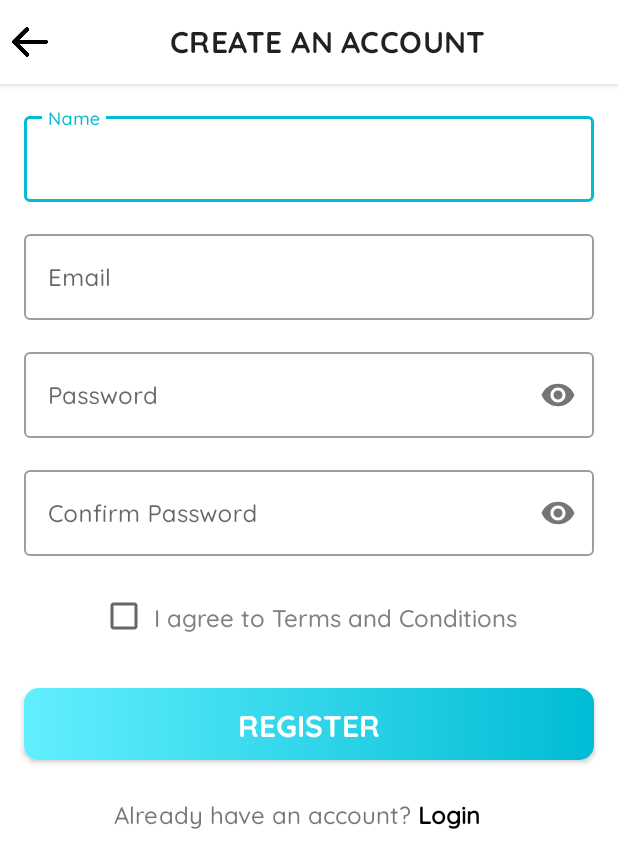
After one commit to Dhruv-Limbachiya/ShopKart, an Android app: the RegistrationActivity screen opened directly, with no data from a screen before it, on a phone screen of 412 x 824 dp. The commit adds this screen. Shown: the top 868 px of the screen. Run offline under Robolectric (Android 15) with nearby library versions, the phone set to English and light mode, and no system bars; our stand-ins replace data binding.

Commit message:
Registration screen design with input validation.

```diff
--- /dev/null
+++ b/app/src/main/java/com/example/shopkart/ui/activities/registration/RegistrationActivity.kt
@@ -0,0 +1,43 @@
+package com.example.shopkart.ui.activities.registration
+
+import android.os.Bundle
+import androidx.activity.viewModels
+import androidx.databinding.DataBindingUtil
+import com.example.shopkart.R
+import com.example.shopkart.databinding.ActivityRegistrationBinding
+import com.example.shopkart.ui.activities.BaseActivity
+import com.example.shopkart.util.Resource
+import com.example.shopkart.util.showSnackBar
+
+class RegistrationActivity : BaseActivity() {
+
+    private lateinit var mBinding: ActivityRegistrationBinding
+
+    private val mViewModel: RegistrationViewModel by viewModels()
+
+    override fun onCreate(savedInstanceState: Bundle?) {
+        super.onCreate(savedInstanceState)
+        mBinding = DataBindingUtil.setContentView(this,R.layout.activity_registration)
+        mBinding.viewModel = mViewModel
+        observeLiveEvents()
+    }
+
+    /**
+     * Observe changes in the LiveData.
+     */
+    fun observeLiveEvents() {
+        mViewModel.resource.observe(this) { res ->
+            when(res) {
+                is Resource.Success -> {
+                    showSnackBar(mBinding.root,res.data ?: "Success",false)
+                }
+                is Resource.Error -> {
+                    showSnackBar(mBinding.root,res.message ?: "An unknown error occurred.",true)
+                }
+                is Resource.Loading -> {
+                    // Todo : show progress bar.
+                }
+            }
+        }
+    }
+}
--- /dev/null
+++ b/app/src/main/java/com/example/shopkart/ui/activities/registration/RegistrationViewModel.kt
@@ -0,0 +1,63 @@
+package com.example.shopkart.ui.activities.registration
+
+import androidx.databinding.ObservableBoolean
+import androidx.lifecycle.LiveData
+import androidx.lifecycle.MutableLiveData
+import androidx.lifecycle.ViewModel
+import com.example.shopkart.util.ObservableString
+import com.example.shopkart.util.Resource
+
+/**
+ * Created By Dhruv Limbachiya on 13-10-2021 12:34.
+ */
+class RegistrationViewModel : ViewModel() {
+
+    var observableName = ObservableString()
+    var observableEmail = ObservableString()
+    var observablePassword = ObservableString()
+    var observableConfirmPassword = ObservableString()
+    var observableIsTermAndConditions = ObservableBoolean()
+
+    private var _resource = MutableLiveData<Resource<String>>()
+    val resource : LiveData<Resource<String>> = _resource
+
+    /**
+     * Method to validate user inputs for Registration screen.
+     */
+    private fun validateRegistrationDetails() : Boolean {
+        if(observableName.trimmed.isBlank()) {
+            _resource.postValue(Resource.Error("Please Enter Name"))
+            return false
+        }
+        else if(observableEmail.trimmed.isBlank()) {
+            _resource.postValue(Resource.Error("Please Enter Email"))
+            return false
+        }
+        else if(observablePassword.trimmed.isBlank()) {
+            _resource.postValue(Resource.Error("Please Enter Password"))
+            return false
+        }
+        else if(observableConfirmPassword.trimmed.isBlank()) {
+            _resource.postValue(Resource.Error("Please Enter Confirm Password"))
+            return false
+        }
+        else if(observablePassword.trimmed != observableConfirmPassword.trimmed) {
+            _resource.postValue(Resource.Error("Password doesn't match."))
+            return false
+        }
+        else if(!observableIsTermAndConditions.get()){
+           _resource.postValue(Resource.Error("Please agree to the terms and conditions"))
+            return false
+        }
+        return true
+    }
+
+    /**
+     * Method to register user in firebase.
+     */
+    fun registerUser() {
+        if(validateRegistrationDetails()) {
+            _resource.postValue(Resource.Success("Registration Successful"))
+        }
+    }
+}
--- a/app/src/main/java/com/example/shopkart/ui/activities/SplashActivity.kt
+++ b/app/src/main/java/com/example/shopkart/ui/activities/splash/SplashActivity.kt
@@ -1,9 +1,11 @@
-package com.example.shopkart.ui.activities
+package com.example.shopkart.ui.activities.splash
 
 import android.annotation.SuppressLint
 import android.content.Intent
 import android.os.Bundle
 import com.example.shopkart.R
+import com.example.shopkart.ui.activities.BaseActivity
+import com.example.shopkart.ui.activities.login.LoginActivity
 import kotlinx.coroutines.DelicateCoroutinesApi
 import kotlinx.coroutines.GlobalScope
 import kotlinx.coroutines.delay
--- /dev/null
+++ b/app/src/main/res/layout/activity_registration.xml
@@ -0,0 +1,190 @@
+<?xml version="1.0" encoding="utf-8"?>
+<layout xmlns:android="http://schemas.android.com/apk/res/android"
+    xmlns:tools="http://schemas.android.com/tools"
+    xmlns:app="http://schemas.android.com/apk/res-auto">
+
+    <data>
+        <variable
+            name="viewModel"
+            type="com.example.shopkart.ui.activities.registration.RegistrationViewModel" />
+    </data>
+
+    <androidx.coordinatorlayout.widget.CoordinatorLayout
+        android:layout_width="match_parent"
+        android:layout_height="match_parent"
+        tools:context=".ui.activities.registration.RegistrationActivity">
+
+        <com.google.android.material.appbar.AppBarLayout
+            android:layout_width="match_parent"
+            android:layout_height="?actionBarSize"
+            android:background="@color/white">
+
+            <androidx.appcompat.widget.LinearLayoutCompat
+                android:layout_width="match_parent"
+                android:layout_height="match_parent"
+                android:gravity="center_vertical"
+                android:paddingHorizontal="@dimen/dimen_8dp">
+
+                <androidx.appcompat.widget.AppCompatImageView
+                    android:layout_width="@dimen/dimen_24dp"
+                    android:layout_height="@dimen/dimen_24dp"
+                    android:src="@drawable/back_arrow_black" />
+
+                <androidx.appcompat.widget.AppCompatTextView
+                    android:layout_width="match_parent"
+                    android:layout_height="wrap_content"
+                    android:fontFamily="@font/quicksand_bold"
+                    android:gravity="center"
+                    android:includeFontPadding="false"
+                    android:text="@string/text_create_an_account"
+                    android:textAllCaps="true"
+                    android:textAppearance="@style/TextAppearance.MaterialComponents.Headline6" />
+
+            </androidx.appcompat.widget.LinearLayoutCompat>
+
+        </com.google.android.material.appbar.AppBarLayout>
+
+        <androidx.core.widget.NestedScrollView
+            android:layout_width="match_parent"
+            android:layout_height="match_parent"
+            app:layout_behavior="com.google.android.material.appbar.AppBarLayout$ScrollingViewBehavior">
+
+            <androidx.constraintlayout.widget.ConstraintLayout
+                android:layout_width="match_parent"
+                android:layout_height="match_parent">
+
+                <com.google.android.material.textfield.TextInputLayout
+                    android:id="@+id/til_name"
+                    style="@style/Widget.MaterialComponents.TextInputLayout.OutlinedBox"
+                    android:layout_width="match_parent"
+                    android:layout_height="wrap_content"
+                    android:layout_margin="@dimen/dimen_16dp"
+                    android:hint="@string/hint_name"
+                    app:layout_constraintEnd_toEndOf="parent"
+                    app:layout_constraintStart_toStartOf="parent"
+                    app:layout_constraintTop_toTopOf="parent">
+
+                    <com.google.android.material.textfield.TextInputEditText
+                        android:layout_width="match_parent"
+                        android:layout_height="wrap_content"
+                        android:fontFamily="@font/quicksand_medium"
+                        android:imeOptions="actionNext"
+                        android:inputType="text"
+                        android:text="@={viewModel.observableName}"
+                        tools:text="Dhruv" />
+
+                </com.google.android.material.textfield.TextInputLayout>
+
+                <com.google.android.material.textfield.TextInputLayout
+                    android:id="@+id/til_reg_email"
+                    style="@style/Widget.MaterialComponents.TextInputLayout.OutlinedBox"
+                    android:layout_width="match_parent"
+                    android:layout_height="wrap_content"
+                    android:layout_margin="@dimen/dimen_16dp"
+                    android:hint="@string/hint_email"
+                    app:layout_constraintEnd_toEndOf="parent"
+                    app:layout_constraintStart_toStartOf="parent"
+                    app:layout_constraintTop_toBottomOf="@id/til_name">
+
+                    <com.google.android.material.textfield.TextInputEditText
+                        android:layout_width="match_parent"
+                        android:layout_height="wrap_content"
+                        android:fontFamily="@font/quicksand_medium"
+                        android:imeOptions="actionNext"
+                        android:inputType="textEmailAddress"
+                        android:text="@={viewModel.observableEmail}"
+                        tools:text="dhruv@gmail.com" />
+
+                </com.google.android.material.textfield.TextInputLayout>
+
+                <com.google.android.material.textfield.TextInputLayout
+                    android:id="@+id/til_reg_password"
+                    style="@style/Widget.MaterialComponents.TextInputLayout.OutlinedBox"
+                    android:layout_width="match_parent"
+                    android:layout_height="wrap_content"
+                    android:layout_margin="@dimen/dimen_16dp"
+                    android:hint="@string/hint_password"
+                    app:passwordToggleEnabled="true"
+                    app:layout_constraintEnd_toEndOf="parent"
+                    app:layout_constraintStart_toStartOf="parent"
+                    app:layout_constraintTop_toBottomOf="@id/til_reg_email">
+
+                    <com.google.android.material.textfield.TextInputEditText
+                        android:layout_width="match_parent"
+                        android:layout_height="wrap_content"
+                        android:fontFamily="@font/quicksand_medium"
+                        android:imeOptions="actionNext"
+                        android:inputType="textPassword"
+                        android:text="@={viewModel.observablePassword}"
+                        tools:text="123456" />
+
+                </com.google.android.material.textfield.TextInputLayout>
+
+                <com.google.android.material.textfield.TextInputLayout
+                    android:id="@+id/til_confirm_password"
+                    style="@style/Widget.MaterialComponents.TextInputLayout.OutlinedBox"
+                    android:layout_width="match_parent"
+                    android:layout_height="wrap_content"
+                    android:layout_margin="@dimen/dimen_16dp"
+                    android:hint="@string/hint_confirm_password"
+                    app:passwordToggleEnabled="true"
+                    app:layout_constraintEnd_toEndOf="parent"
+                    app:layout_constraintStart_toStartOf="parent"
+                    app:layout_constraintTop_toBottomOf="@id/til_reg_password">
+
+                    <com.google.android.material.textfield.TextInputEditText
+                        android:layout_width="match_parent"
+                        android:layout_height="wrap_content"
+                        android:fontFamily="@font/quicksand_medium"
+                        android:imeOptions="actionNext"
+                        android:inputType="textPassword"
+                        android:text="@={viewModel.observableConfirmPassword}"
+                        tools:text="123456" />
+
+                </com.google.android.material.textfield.TextInputLayout>
+
+                <androidx.appcompat.widget.AppCompatCheckBox
+                    android:id="@+id/cb_terms_and_conditions"
+                    android:layout_width="wrap_content"
+                    android:layout_height="wrap_content"
+                    android:text="@string/text_terms_and_conditions"
+                    android:fontFamily="@font/quicksand_medium"
+                    android:textSize="@dimen/dimen_16sp"
+                    android:layout_marginTop="@dimen/dimen_16dp"
+                    android:paddingStart="@dimen/dimen_4dp"
+                    android:textColor="@color/gray"
+                    app:layout_constraintStart_toStartOf="parent"
+                    app:layout_constraintEnd_toEndOf="parent"
+                    app:layout_constraintTop_toBottomOf="@id/til_confirm_password"
+                    tools:ignore="RtlSymmetry,UnusedAttribute" />
+
+                <androidx.appcompat.widget.AppCompatButton
+                    android:id="@+id/button_registration"
+                    android:text="@string/text_register"
+                    android:foreground="?android:attr/selectableItemBackground"
+                    app:layout_constraintEnd_toEndOf="parent"
+                    app:layout_constraintStart_toStartOf="parent"
+                    app:layout_constraintTop_toBottomOf="@id/cb_terms_and_conditions"
+                    android:onClick="@{() -> viewModel.registerUser()}"
+                    style="@style/ShopKartButtonStyle" />
+
+                <TextView
+                    android:id="@+id/tv_already_have_an_account"
+                    android:layout_width="wrap_content"
+                    android:layout_height="wrap_content"
+                    android:layout_marginTop="@dimen/dimen_24dp"
+                    android:layout_marginEnd="16dp"
+                    android:fontFamily="@font/quicksand_medium"
+                    android:text="@string/text_already_have_an_account"
+                    android:textSize="@dimen/dimen_16sp"
+                    app:layout_constraintEnd_toEndOf="parent"
+                    app:layout_constraintStart_toStartOf="parent"
+                    app:layout_constraintTop_toBottomOf="@id/button_registration" />
+
+            </androidx.constraintlayout.widget.ConstraintLayout>
+
+        </androidx.core.widget.NestedScrollView>
+
+    </androidx.coordinatorlayout.widget.CoordinatorLayout>
+
+</layout>
--- a/app/src/main/res/layout/activity_splash.xml
+++ b/app/src/main/res/layout/activity_splash.xml
@@ -6,7 +6,7 @@
     android:layout_width="match_parent"
     android:layout_height="match_parent"
     android:background="@drawable/drawable_gradient_splash_background"
-    tools:context=".ui.activities.SplashActivity">
+    tools:context=".ui.activities.splash.SplashActivity">
 
     <ImageView
         android:id="@+id/imageView"
--- a/app/src/main/res/values/colors.xml
+++ b/app/src/main/res/values/colors.xml
@@ -9,4 +9,7 @@
     <color name="black">#FF000000</color>
     <color name="white">#FFFFFFFF</color>
     <color name="light_gray">#D3D3D3</color>
+    <color name="gray">#808080</color>
+    <color name="color_error">#FF5722</color>
+    <color name="color_green">#4CAF50</color>
 </resources>
--- a/app/src/main/res/values/dimens.xml
+++ b/app/src/main/res/values/dimens.xml
@@ -10,4 +10,7 @@
     <dimen name="dimen_10dp">10dp</dimen>
     <dimen name="dimen_18sp">18sp</dimen>
     <dimen name="dimen_20sp">20sp</dimen>
+    <dimen name="dimen_8dp">8dp</dimen>
+    <dimen name="dimen_30dp">30dp</dimen>
+    <dimen name="dimen_4dp">4dp</dimen>
 </resources>
--- a/app/src/main/res/values/strings.xml
+++ b/app/src/main/res/values/strings.xml
@@ -5,4 +5,10 @@
     <string name="text_forgot_password">Forgot Password ?</string>
     <string name="text_login">Login</string>
     <string name="text_dont_have_an_account">Don\'t have an account? <font color="#000000"><b>Register</b></font></string>
+    <string name="text_create_an_account">Create an account</string>
+    <string name="hint_name">Name</string>
+    <string name="hint_confirm_password">Confirm Password</string>
+    <string name="text_terms_and_conditions">I agree to Terms and Conditions</string>
+    <string name="text_register">Register</string>
+    <string name="text_already_have_an_account">Already have an account? <font color="#000000"><b>Login</b></font></string>
 </resources>
--- /dev/null
+++ b/app/src/main/res/values/styles.xml
@@ -0,0 +1,14 @@
+<?xml version="1.0" encoding="utf-8"?>
+<resources>
+
+    <style name="ShopKartButtonStyle">
+        <item name="android:layout_width">0dp</item>
+        <item name="android:layout_height">wrap_content</item>
+        <item name="android:layout_marginHorizontal">@dimen/dimen_16dp</item>
+        <item name="android:layout_marginTop">@dimen/dimen_24dp</item>
+        <item name="android:background">@drawable/drawable_button</item>
+        <item name="android:fontFamily">@font/quicksand_bold</item>
+        <item name="android:textColor">@color/white</item>
+        <item name="android:textSize">@dimen/dimen_20sp</item>
+    </style>
+</resources>
```
Also changed, not shown: app/build.gradle (+7 -3 lines), app/src/main/AndroidManifest.xml (+8 -9 lines), app/src/main/java/com/example/shopkart/ui/activities/BaseActivity.kt (+11 -5 lines), app/src/main/java/com/example/shopkart/ui/activities/LoginActivity.kt (deleted, +0 -11 lines), app/src/main/java/com/example/shopkart/ui/activities/login/LoginActivity.kt (added, +23 -0 lines), app/src/main/java/com/example/shopkart/util/ObservableString.java (added, +48 -0 lines), app/src/main/java/com/example/shopkart/util/Resource.kt (added, +13 -0 lines), app/src/main/java/com/example/shopkart/util/Utilities.kt (added, +23 -0 lines), app/src/main/res/layout/activity_login.xml (+12 -11 lines), app/src/main/res/drawable/back_arrow_black.png (added), app/src/main/res/drawable/back_arrow_blue.png (added).
